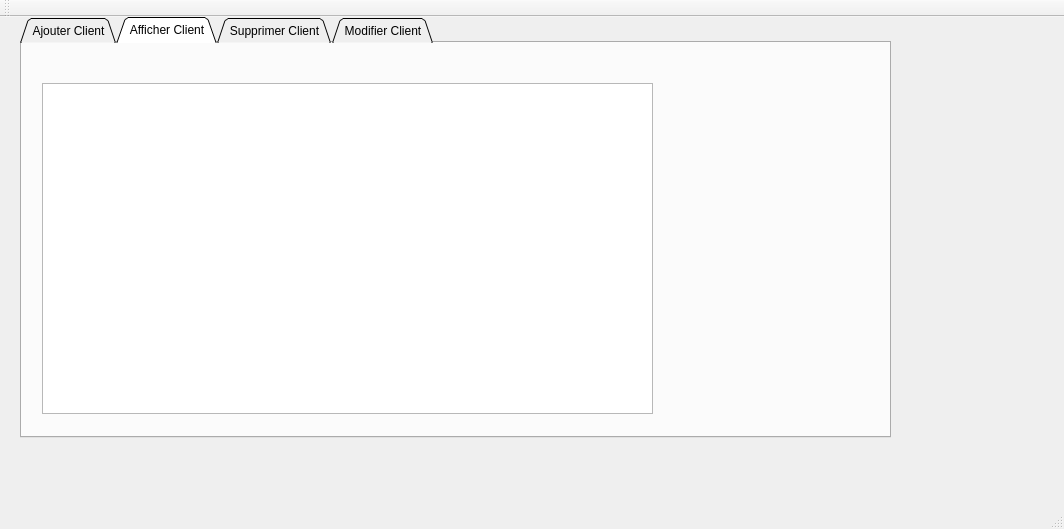
Old version of the form mainwindow.ui in the repository Azizomezine/Smart-garage.
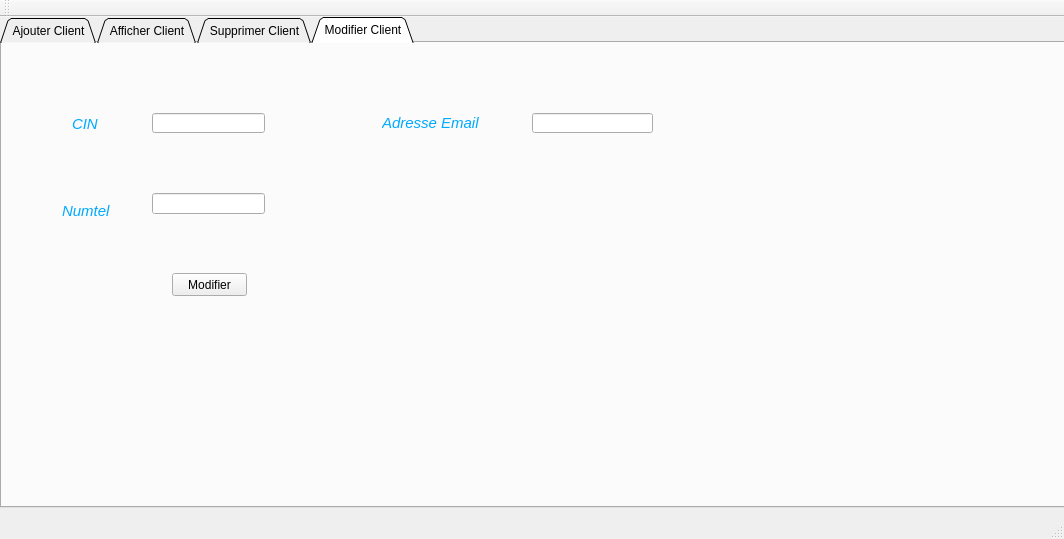
New version of the form. The open tabs and pages were chosen to show the change. Icons and pictures are not drawn.

What changed in the file:
```diff
--- a/mainwindow.ui
+++ b/mainwindow.ui
@@ -7,22 +7,28 @@
     <x>0</x>
     <y>0</y>
     <width>1064</width>
-    <height>529</height>
+    <height>539</height>
    </rect>
   </property>
   <property name="windowTitle">
    <string>Gestion des Clients</string>
   </property>
+  <property name="styleSheet">
+   <string notr="true">background-image: url(:/img/Capture.PNG);</string>
+  </property>
   <widget class="QWidget" name="centralWidget">
    <widget class="QTabWidget" name="Aj">
     <property name="geometry">
      <rect>
-      <x>20</x>
+      <x>0</x>
       <y>0</y>
-      <width>871</width>
-      <height>421</height>
+      <width>1071</width>
+      <height>491</height>
      </rect>
     </property>
+    <property name="styleSheet">
+     <string notr="true">background-image: url(:/im/Capture.PNG);</string>
+    </property>
     <property name="tabShape">
      <enum>QTabWidget::Triangular</enum>
     </property>
@@ -240,11 +246,97 @@
        <string>Supprimer</string>
       </property>
      </widget>
+     <widget class="QLabel" name="label_11">
+      <property name="geometry">
+       <rect>
+        <x>100</x>
+        <y>50</y>
+        <width>47</width>
+        <height>21</height>
+       </rect>
+      </property>
+      <property name="styleSheet">
+       <string notr="true">
+color: rgb(0, 170, 255);
+font-size:15px;
+font-style:italic;
+	
+</string>
+      </property>
+      <property name="text">
+       <string>CIN</string>
+      </property>
+     </widget>
+    </widget>
+    <widget class="QWidget" name="ModifierClient">
+     <attribute name="title">
+      <string>Modifier Client</string>
+     </attribute>
+     <widget class="QLineEdit" name="cin_3">
+      <property name="geometry">
+       <rect>
+        <x>150</x>
+        <y>70</y>
+        <width>113</width>
+        <height>20</height>
+       </rect>
+      </property>
+     </widget>
+     <widget class="QLabel" name="label_8">
+      <property name="geometry">
+       <rect>
+        <x>70</x>
+        <y>70</y>
+        <width>47</width>
+        <height>21</height>
+       </rect>
+      </property>
+      <property name="styleSheet">
+       <string notr="true">
+color: rgb(0, 170, 255);
+font-size:15px;
+font-style:italic;
+	
+</string>
+      </property>
+      <property name="text">
+       <string>CIN</string>
+      </property>
+     </widget>
+     <widget class="QLabel" name="label_9">
+      <property name="geometry">
+       <rect>
+        <x>60</x>
+        <y>160</y>
+        <width>61</width>
+        <height>16</height>
+       </rect>
+      </property>
+      <property name="styleSheet">
+       <string notr="true">
+color: rgb(0, 170, 255);
+font-size:15px;
+font-style:italic;</string>
+      </property>
+      <property name="text">
+       <string>Numtel</string>
+      </property>
+     </widget>
+     <widget class="QLineEdit" name="Numtel_2">
+      <property name="geometry">
+       <rect>
+        <x>150</x>
+        <y>150</y>
+        <width>113</width>
+        <height>21</height>
+       </rect>
+      </property>
+     </widget>
      <widget class="QPushButton" name="pushButtonModifier">
       <property name="geometry">
        <rect>
-        <x>250</x>
-        <y>90</y>
+        <x>170</x>
+        <y>230</y>
         <width>75</width>
         <height>23</height>
        </rect>
@@ -253,11 +345,35 @@
        <string>Modifier</string>
       </property>
      </widget>
-    </widget>
-    <widget class="QWidget" name="tab_4">
-     <attribute name="title">
-      <string>Modifier Client</string>
-     </attribute>
+     <widget class="QLabel" name="label_10">
+      <property name="geometry">
+       <rect>
+        <x>380</x>
+        <y>70</y>
+        <width>111</width>
+        <height>20</height>
+       </rect>
+      </property>
+      <property name="styleSheet">
+       <string notr="true">
+color: rgb(0, 170, 255);
+font-size:15px;
+font-style:italic;</string>
+      </property>
+      <property name="text">
+       <string>Adresse Email</string>
+      </property>
+     </widget>
+     <widget class="QLineEdit" name="AdresseEmail_2">
+      <property name="geometry">
+       <rect>
+        <x>530</x>
+        <y>70</y>
+        <width>121</width>
+        <height>20</height>
+       </rect>
+      </property>
+     </widget>
     </widget>
    </widget>
   </widget>
```
Left out of the diff: 100 changed lines with no effect on the pictures.
